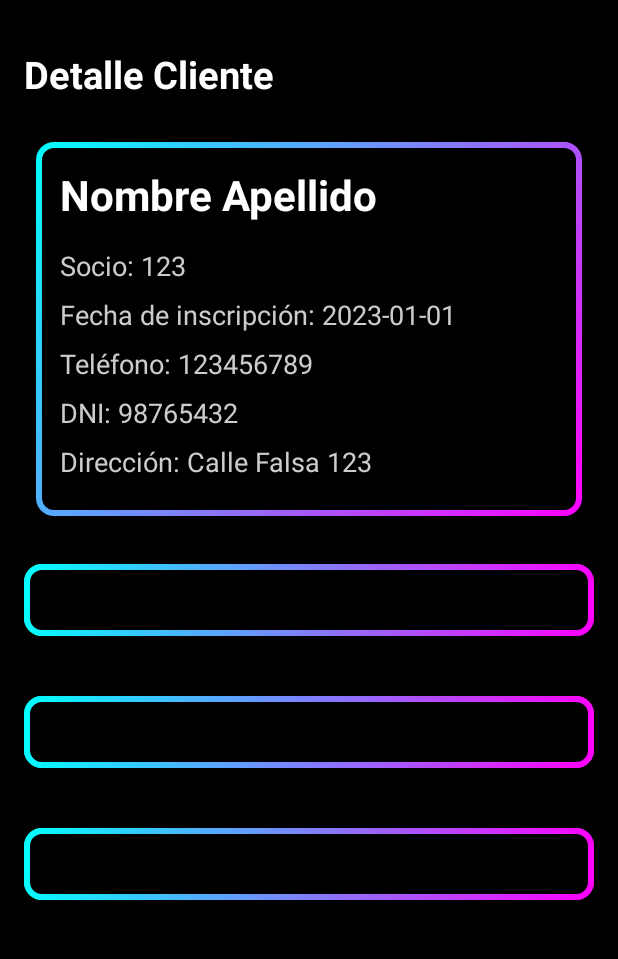
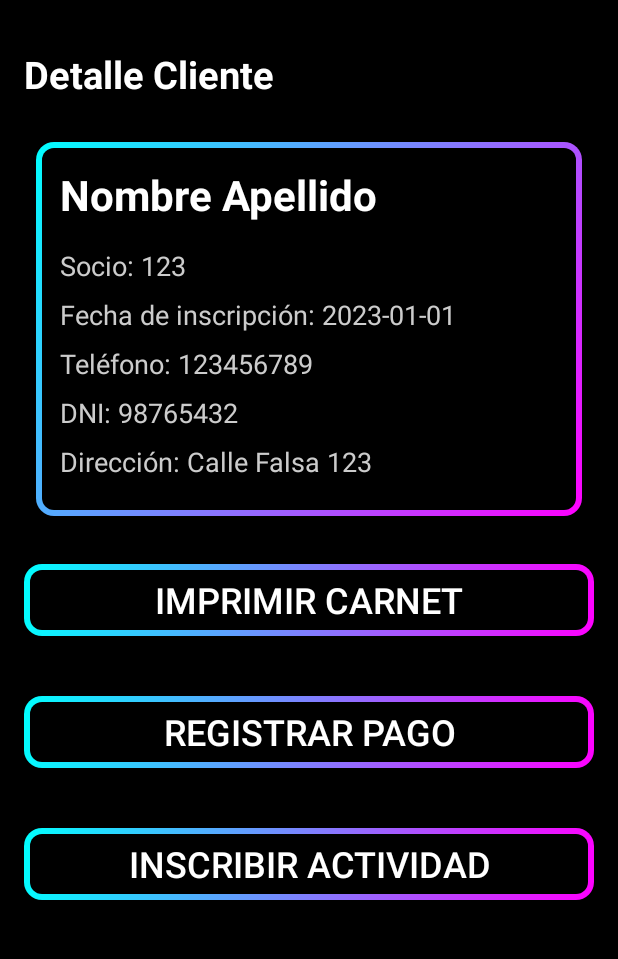
Before and after one commit to Lean-Aballone/DAM_ClubDeportivo, an Android app: the layout activity_detalle_cliente.xml on its own in the app's theme, with its tools: preview values and no code run, on a phone screen of 412 x 824 dp, the part 174-1133 px from its top. Run offline under Robolectric (Android 15) with nearby library versions, the phone set to English and light mode, and no system bars.

Commit message:
Fixed button foreground

```diff
--- a/app/src/main/res/layout/activity_detalle_cliente.xml
+++ b/app/src/main/res/layout/activity_detalle_cliente.xml
@@ -135,14 +135,13 @@
                     android:layout_marginBottom="8dp" />
             </LinearLayout>
 
-            <Button
+            <androidx.appcompat.widget.AppCompatButton
                 android:id="@+id/imprimirCarnet"
                 android:layout_width="match_parent"
                 android:layout_height="wrap_content"
                 android:background="@drawable/btngradient"
                 android:drawableTint="@color/design_default_color_primary"
                 android:drawableTintMode="src_over"
-                android:foreground="@drawable/btngradient"
                 android:paddingStart="40dp"
                 android:paddingEnd="40dp"
                 android:layout_marginTop="24dp"
@@ -154,14 +153,13 @@
                 android:layout_width="match_parent"
                 android:layout_height="40dp" />
 
-            <Button
+            <androidx.appcompat.widget.AppCompatButton
                 android:id="@+id/registarPago"
                 android:layout_width="match_parent"
                 android:layout_height="wrap_content"
                 android:background="@drawable/btngradient"
                 android:drawableTint="@color/design_default_color_primary"
                 android:drawableTintMode="src_over"
-                android:foreground="@drawable/btngradient"
                 android:paddingStart="40dp"
                 android:paddingEnd="40dp"
                 android:text="Registrar Pago"
@@ -172,14 +170,13 @@
                 android:layout_width="match_parent"
                 android:layout_height="40dp" />
 
-            <Button
+            <androidx.appcompat.widget.AppCompatButton
                 android:id="@+id/inscribirActividad"
                 android:layout_width="match_parent"
                 android:layout_height="wrap_content"
                 android:background="@drawable/btngradient"
                 android:drawableTint="@color/design_default_color_primary"
                 android:drawableTintMode="src_over"
-                android:foreground="@drawable/btngradient"
                 android:paddingStart="40dp"
                 android:paddingEnd="40dp"
                 android:text="Inscribir Actividad"
```
